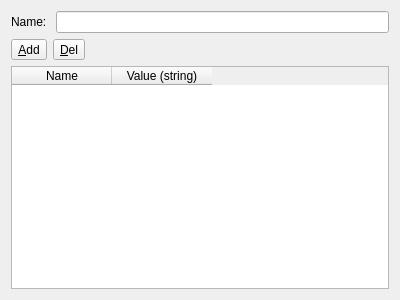
Above: ui/formdeviserenum.ui from sbmlteam/QtDeviser before the change. Below: the same form after it.
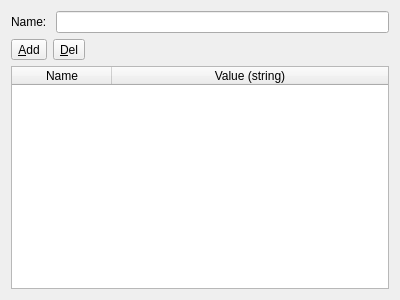
That is the form after the change. Icons and pictures are not drawn.

Patch:
```diff
--- a/ui/formdeviserenum.ui
+++ b/ui/formdeviserenum.ui
@@ -69,6 +69,9 @@
    </item>
    <item row="2" column="0">
     <widget class="QTableWidget" name="tableWidget">
+     <attribute name="horizontalHeaderStretchLastSection">
+      <bool>true</bool>
+     </attribute>
      <attribute name="verticalHeaderVisible">
       <bool>false</bool>
      </attribute>
```
